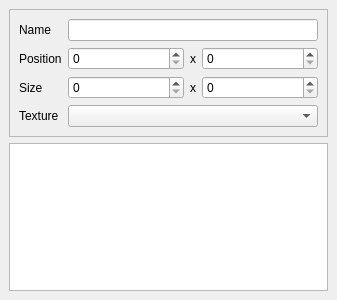
This is src/editor/widgets/stray_images.ui in weird-mango-bakery/forkmuffin as Qt 5 draws it before an edit. The edited form follows.
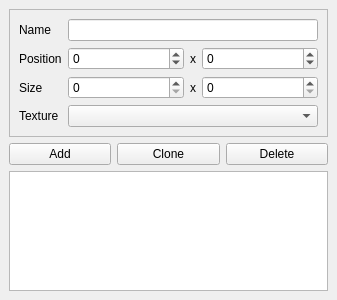
This is the edited form.

Commit message: Add/delete stray images

```diff
--- a/src/editor/widgets/stray_images.ui
+++ b/src/editor/widgets/stray_images.ui
@@ -36,7 +36,7 @@
           </sizepolicy>
          </property>
          <property name="minimum">
-          <number>0</number>
+          <number>-1024</number>
          </property>
          <property name="maximum">
           <number>1024</number>
@@ -105,6 +105,9 @@
            <verstretch>0</verstretch>
           </sizepolicy>
          </property>
+         <property name="minimum">
+          <number>-1024</number>
+         </property>
          <property name="maximum">
           <number>1024</number>
          </property>
@@ -133,6 +136,31 @@
       </layout>
      </widget>
     </item>
+    <item>
+     <layout class="QHBoxLayout" name="horizontalLayout">
+      <item>
+       <widget class="QPushButton" name="addButton">
+        <property name="text">
+         <string>Add</string>
+        </property>
+       </widget>
+      </item>
+      <item>
+       <widget class="QPushButton" name="cloneButton">
+        <property name="text">
+         <string>Clone</string>
+        </property>
+       </widget>
+      </item>
+      <item>
+       <widget class="QPushButton" name="deleteButton">
+        <property name="text">
+         <string>Delete</string>
+        </property>
+       </widget>
+      </item>
+     </layout>
+    </item>
     <item>
      <widget class="QListWidget" name="strayList"/>
     </item>
```
The commit also changes 22 other files.
